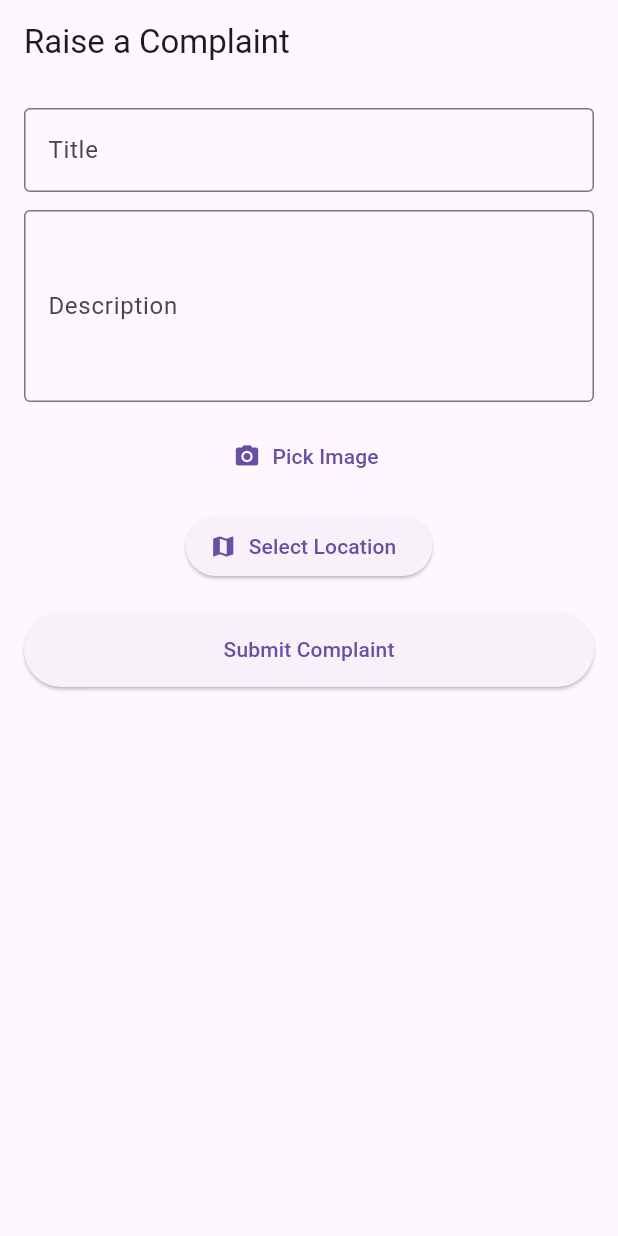
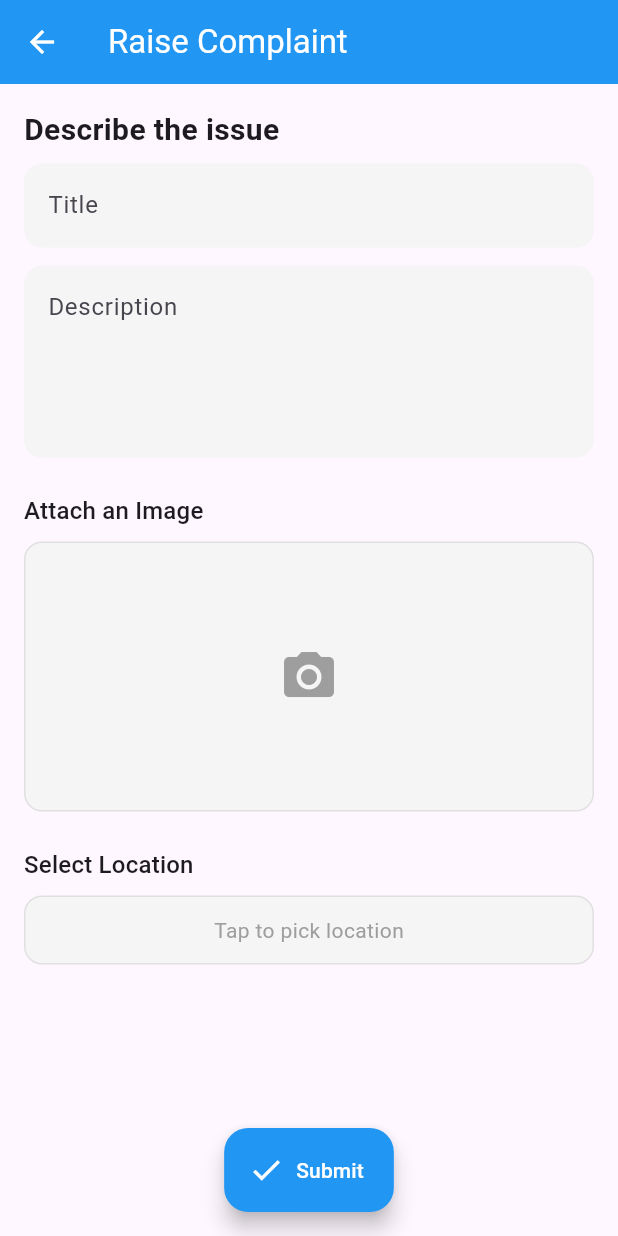
Before and after one commit to VJLIVE/FixIt, a Flutter app: the ComplaintForm screen opened directly, on a phone screen of 412 x 824 dp. Run offline on Flutter 3.47's test engine with Material 3 defaults, Android fonts, the phone set to English and light mode, and no system bars; our stand-ins replace cloud_firestore, firebase_auth, firebase_core, flutter_dotenv, geocoding, geolocator and 4 more; accounts and stored records are empty.

Commit message:
Complaint form UI

```diff
--- a/lib/screens/complaint_form.dart
+++ b/lib/screens/complaint_form.dart
@@ -38,8 +38,8 @@ class _ComplaintFormState extends State<ComplaintForm> {
     const cloudName = 'dgiqmo1t1';
     const uploadPreset = 'flutter_unsigned';
 
-    final uri = Uri.parse(
-        'https://api.cloudinary.com/v1_1/$cloudName/image/upload');
+    final uri =
+    Uri.parse('https://api.cloudinary.com/v1_1/$cloudName/image/upload');
 
     final request = http.MultipartRequest('POST', uri)
       ..fields['upload_preset'] = uploadPreset
@@ -62,7 +62,8 @@ class _ComplaintFormState extends State<ComplaintForm> {
         _pickedImage == null ||
         _selectedLocation == null) {
       ScaffoldMessenger.of(context).showSnackBar(
-        const SnackBar(content: Text('Fill all fields, pick image & location')),
+        const SnackBar(
+            content: Text('Please fill all fields, pick image & location')),
       );
       return;
     }
@@ -70,8 +71,7 @@ class _ComplaintFormState extends State<ComplaintForm> {
     setState(() => _loading = true);
 
     final uid = FirebaseAuth.instance.currentUser!.uid;
-    final docRef =
-    FirebaseFirestore.instance.collection('complaints').doc();
+    final docRef = FirebaseFirestore.instance.collection('complaints').doc();
 
     final imgUrl = await _uploadToCloudinary(_pickedImage!);
 
@@ -102,24 +102,21 @@ class _ComplaintFormState extends State<ComplaintForm> {
     await showDialog(
       context: context,
       builder: (ctx) => AlertDialog(
-        title: const Text('Success'),
-        content: const Text('Complaint submitted successfully!'),
+        title: const Text('✅ Success'),
+        content: const Text('Your complaint was submitted successfully.'),
         actions: [
           TextButton(
-            onPressed: () {
-              Navigator.of(ctx).pop(); // close the dialog
-            },
+            onPressed: () => Navigator.of(ctx).pop(),
             child: const Text('OK'),
           ),
         ],
       ),
     );
 
-    // then navigate to home page
     Navigator.pushAndRemoveUntil(
       context,
-      MaterialPageRoute(builder: (_) => const DashboardPage()), // replace HomePage with your actual widget
-          (route) => false, // remove all previous routes
+      MaterialPageRoute(builder: (_) => const DashboardPage()),
+          (route) => false,
     );
   }
 
@@ -134,11 +131,11 @@ class _ComplaintFormState extends State<ComplaintForm> {
     if (result != null) {
       setState(() {
         _selectedLocation = result;
-        _address = null; // clear old address
+        _address = null;
       });
 
-      final placemarks = await placemarkFromCoordinates(
-          result.latitude, result.longitude);
+      final placemarks =
+      await placemarkFromCoordinates(result.latitude, result.longitude);
 
       if (placemarks.isNotEmpty) {
         final place = placemarks.first;
@@ -153,69 +150,148 @@ class _ComplaintFormState extends State<ComplaintForm> {
   @override
   Widget build(BuildContext context) {
     return Scaffold(
-      appBar: AppBar(title: const Text('Raise a Complaint')),
-      body: SingleChildScrollView(
+      appBar: AppBar(
+        leading: IconButton(
+          icon: const Icon(Icons.arrow_back, color: Colors.white),
+          onPressed: () {
+            Navigator.pushAndRemoveUntil(
+              context,
+              MaterialPageRoute(builder: (_) => const DashboardPage()),
+                  (route) => false,
+            );
+          },
+        ),
+        title: const Text(
+          "Raise Complaint",
+          style: TextStyle(color: Colors.white),
+        ),
+        backgroundColor: Colors.blue,
+        iconTheme: const IconThemeData(color: Colors.white),
+      ),
+      body: _loading
+          ? const Center(child: CircularProgressIndicator())
+          : SingleChildScrollView(
         padding: const EdgeInsets.all(16),
         child: Column(
+          crossAxisAlignment: CrossAxisAlignment.start,
           children: [
+            const Text(
+              "Describe the issue",
+              style: TextStyle(fontSize: 20, fontWeight: FontWeight.bold),
+            ),
+            const SizedBox(height: 8),
             TextField(
               controller: _titleController,
-              decoration: const InputDecoration(
-                labelText: 'Title',
-                border: OutlineInputBorder(),
+              decoration: InputDecoration(
+                hintText: 'Title',
+                filled: true,
+                fillColor: Colors.grey[100],
+                border: OutlineInputBorder(
+                  borderRadius: BorderRadius.circular(12),
+                  borderSide: BorderSide.none,
+                ),
               ),
             ),
             const SizedBox(height: 12),
             TextField(
               controller: _descController,
-              decoration: const InputDecoration(
-                labelText: 'Description',
-                border: OutlineInputBorder(),
+              decoration: InputDecoration(
+                hintText: 'Description',
+                filled: true,
+                fillColor: Colors.grey[100],
+                border: OutlineInputBorder(
+                  borderRadius: BorderRadius.circular(12),
+                  borderSide: BorderSide.none,
+                ),
               ),
               maxLines: 4,
             ),
-            const SizedBox(height: 12),
-            if (_pickedImage != null)
-              Image.file(_pickedImage!, height: 150),
-            TextButton.icon(
-              onPressed: _pickImage,
-              icon: const Icon(Icons.camera_alt),
-              label: const Text('Pick Image'),
+            const SizedBox(height: 24),
+
+            Text(
+              "Attach an Image",
+              style: Theme.of(context).textTheme.titleMedium,
             ),
-            const SizedBox(height: 12),
-            if (_selectedLocation != null)
-              Column(
-                crossAxisAlignment: CrossAxisAlignment.start,
-                children: [
-                  if (_address != null && _address!.isNotEmpty)
+            const SizedBox(height: 8),
+            GestureDetector(
+              onTap: _pickImage,
+              child: Container(
+                width: double.infinity,
+                height: 180,
+                decoration: BoxDecoration(
+                  borderRadius: BorderRadius.circular(12),
+                  color: Colors.grey[100],
+                  border: Border.all(color: Colors.grey.shade300),
+                ),
+                child: _pickedImage != null
+                    ? ClipRRect(
+                  borderRadius: BorderRadius.circular(12),
+                  child: Image.file(
+                    _pickedImage!,
+                    fit: BoxFit.cover,
+                    width: double.infinity,
+                  ),
+                )
+                    : const Center(
+                  child: Icon(Icons.camera_alt,
+                      size: 40, color: Colors.grey),
+                ),
+              ),
+            ),
+            const SizedBox(height: 24),
+
+            Text(
+              "Select Location",
+              style: Theme.of(context).textTheme.titleMedium,
+            ),
+            const SizedBox(height: 8),
+            GestureDetector(
+              onTap: _pickLocation,
+              child: Container(
+                width: double.infinity,
+                padding: const EdgeInsets.all(12),
+                decoration: BoxDecoration(
+                  borderRadius: BorderRadius.circular(12),
+                  color: Colors.grey[100],
+                  border: Border.all(color: Colors.grey.shade300),
+                ),
+                child: _selectedLocation != null
+                    ? Column(
+                  crossAxisAlignment: CrossAxisAlignment.start,
+                  children: [
+                    const Icon(Icons.location_on,
+                        color: Colors.blue),
                     Text(
-                      '📍 Selected Address: $_address',
-                      style: const TextStyle(fontWeight: FontWeight.w500),
+                      _address != null && _address!.isNotEmpty
+                          ? _address!
+                          : 'Lat: ${_selectedLocation!.latitude}, Lng: ${_selectedLocation!.longitude}',
+                      style: const TextStyle(
+                          fontWeight: FontWeight.w500),
                     )
-                  else
-                    Text(
-                      '📍 Selected Coordinates: ${_selectedLocation!.latitude}, ${_selectedLocation!.longitude}',
-                    )
-                ],
+                  ],
+                )
+                    : const Center(
+                  child: Text(
+                    'Tap to pick location',
+                    style: TextStyle(color: Colors.grey),
+                  ),
+                ),
               ),
-            ElevatedButton.icon(
-              onPressed: _pickLocation,
-              icon: const Icon(Icons.map),
-              label: const Text('Select Location'),
             ),
-            const SizedBox(height: 20),
-            _loading
-                ? const CircularProgressIndicator()
-                : ElevatedButton(
-              onPressed: _submit,
-              style: ElevatedButton.styleFrom(
-                minimumSize: const Size(double.infinity, 50),
-              ),
-              child: const Text('Submit Complaint'),
-            ),
+            const SizedBox(height: 80),
           ],
         ),
       ),
+      floatingActionButton: FloatingActionButton.extended(
+        onPressed: _loading ? null : _submit,
+        label: const Text(
+          "Submit",
+          style: TextStyle(color: Colors.white),
+        ),
+        icon: const Icon(Icons.check, color: Colors.white),
+        backgroundColor: Colors.blue,
+      ),
+      floatingActionButtonLocation: FloatingActionButtonLocation.centerFloat,
     );
   }
 }
```
